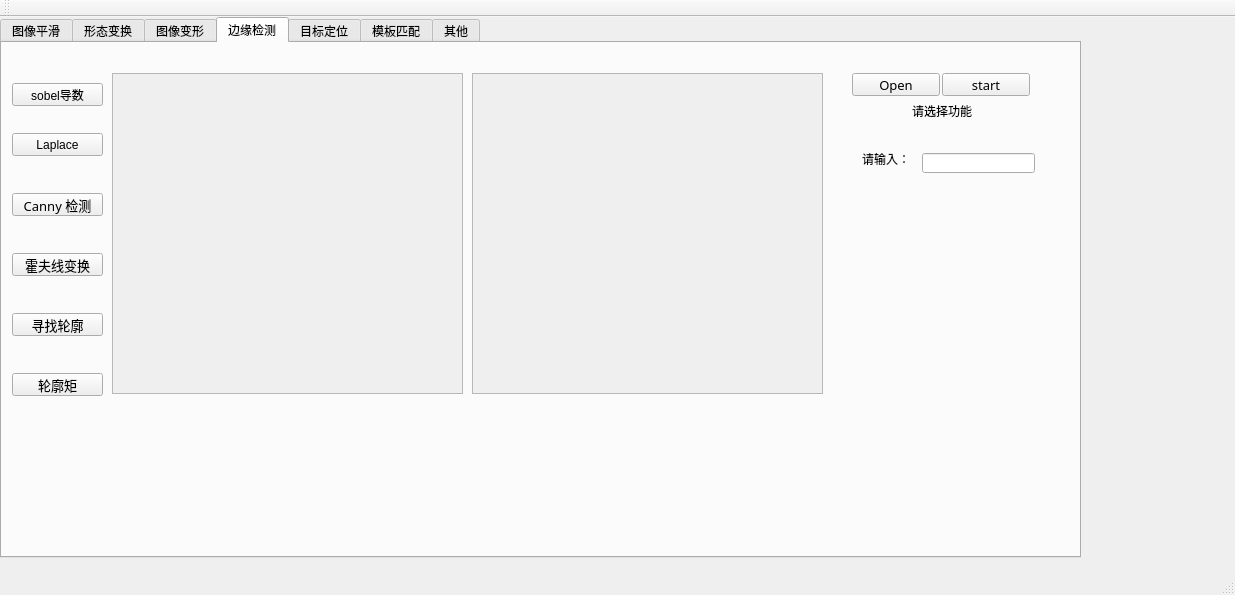
Above: Hi_Opencv/Hi_Opencv/Hi_Opencv.ui from weifenglin/opencv before the change. Below: the same form after it.
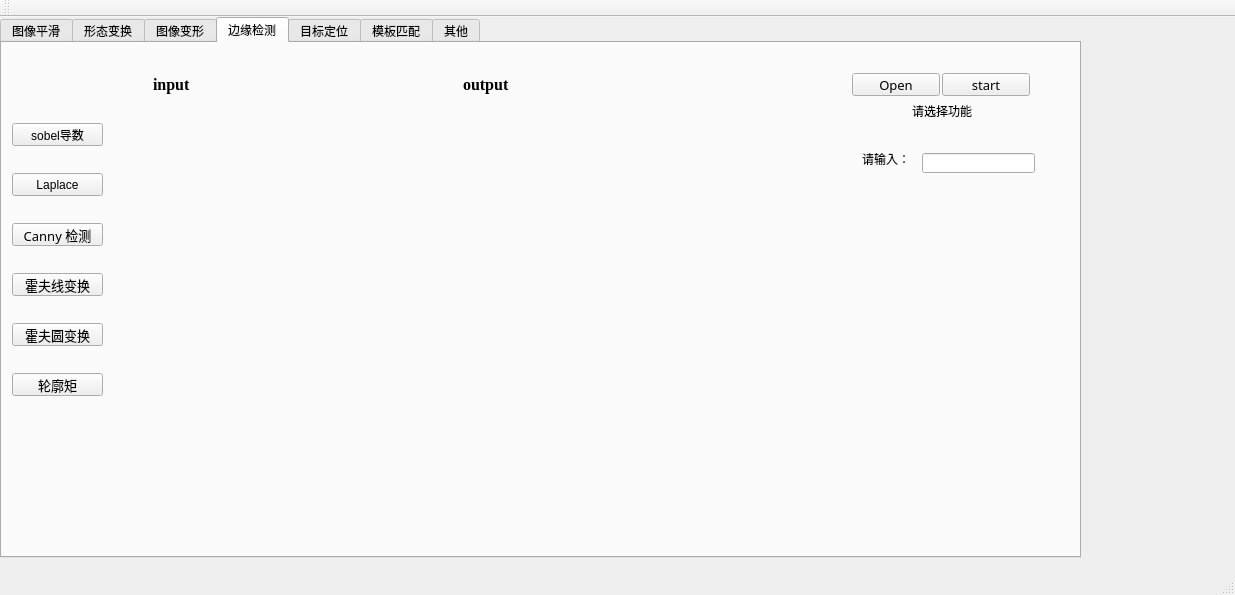
That is the form after the change.

Patch:
```diff
--- a/Hi_Opencv/Hi_Opencv/Hi_Opencv.ui
+++ b/Hi_Opencv/Hi_Opencv/Hi_Opencv.ui
@@ -1391,7 +1391,7 @@
       <property name="geometry">
        <rect>
         <x>10</x>
-        <y>150</y>
+        <y>180</y>
         <width>91</width>
         <height>23</height>
        </rect>
@@ -1410,7 +1410,7 @@
       <property name="geometry">
        <rect>
         <x>10</x>
-        <y>210</y>
+        <y>230</y>
         <width>91</width>
         <height>23</height>
        </rect>
@@ -1425,25 +1425,6 @@
        <string>霍夫线变换</string>
       </property>
      </widget>
-     <widget class="QPushButton" name="pushButton_blur_6">
-      <property name="geometry">
-       <rect>
-        <x>10</x>
-        <y>270</y>
-        <width>91</width>
-        <height>23</height>
-       </rect>
-      </property>
-      <property name="font">
-       <font>
-        <family>楷体</family>
-        <pointsize>10</pointsize>
-       </font>
-      </property>
-      <property name="text">
-       <string>寻找轮廓</string>
-      </property>
-     </widget>
      <widget class="QPushButton" name="pushButton_blur_7">
       <property name="geometry">
        <rect>
@@ -1463,52 +1444,6 @@
        <string>轮廓矩</string>
       </property>
      </widget>
-     <widget class="QScrollArea" name="scrollArea_open31">
-      <property name="geometry">
-       <rect>
-        <x>110</x>
-        <y>30</y>
-        <width>351</width>
-        <height>321</height>
-       </rect>
-      </property>
-      <property name="widgetResizable">
-       <bool>true</bool>
-      </property>
-      <widget class="QWidget" name="scrollAreaWidgetContents">
-       <property name="geometry">
-        <rect>
-         <x>0</x>
-         <y>0</y>
-         <width>349</width>
-         <height>319</height>
-        </rect>
-       </property>
-      </widget>
-     </widget>
-     <widget class="QScrollArea" name="scrollArea_open32">
-      <property name="geometry">
-       <rect>
-        <x>470</x>
-        <y>30</y>
-        <width>351</width>
-        <height>321</height>
-       </rect>
-      </property>
-      <property name="widgetResizable">
-       <bool>true</bool>
-      </property>
-      <widget class="QWidget" name="scrollAreaWidgetContents_2">
-       <property name="geometry">
-        <rect>
-         <x>0</x>
-         <y>0</y>
-         <width>349</width>
-         <height>319</height>
-        </rect>
-       </property>
-      </widget>
-     </widget>
      <widget class="QPushButton" name="pushButton_open_2">
       <property name="geometry">
        <rect>
@@ -1587,7 +1522,7 @@
       <property name="geometry">
        <rect>
         <x>10</x>
-        <y>40</y>
+        <y>80</y>
         <width>91</width>
         <height>23</height>
        </rect>
@@ -1600,7 +1535,7 @@
       <property name="geometry">
        <rect>
         <x>10</x>
-        <y>90</y>
+        <y>130</y>
         <width>91</width>
         <height>23</height>
        </rect>
@@ -1609,6 +1544,135 @@
        <string>Laplace</string>
       </property>
      </widget>
+     <widget class="QPushButton" name="pushButton_blur_8">
+      <property name="geometry">
+       <rect>
+        <x>10</x>
+        <y>280</y>
+        <width>91</width>
+        <height>23</height>
+       </rect>
+      </property>
+      <property name="font">
+       <font>
+        <family>楷体</family>
+        <pointsize>10</pointsize>
+       </font>
+      </property>
+      <property name="text">
+       <string>霍夫圆变换</string>
+      </property>
+     </widget>
+     <widget class="QWidget" name="layoutWidget_15">
+      <property name="geometry">
+       <rect>
+        <x>450</x>
+        <y>20</y>
+        <width>301</width>
+        <height>381</height>
+       </rect>
+      </property>
+      <layout class="QVBoxLayout" name="verticalLayout_20">
+       <item>
+        <widget class="QLabel" name="label_16">
+         <property name="maximumSize">
+          <size>
+           <width>50</width>
+           <height>20</height>
+          </size>
+         </property>
+         <property name="font">
+          <font>
+           <family>Times New Roman</family>
+           <pointsize>12</pointsize>
+           <weight>75</weight>
+           <bold>true</bold>
+          </font>
+         </property>
+         <property name="text">
+          <string>output</string>
+         </property>
+        </widget>
+       </item>
+       <item>
+        <widget class="QLabel" name="label_out_4">
+         <property name="sizePolicy">
+          <sizepolicy hsizetype="Preferred" vsizetype="Preferred">
+           <horstretch>0</horstretch>
+           <verstretch>0</verstretch>
+          </sizepolicy>
+         </property>
+         <property name="minimumSize">
+          <size>
+           <width>0</width>
+           <height>0</height>
+          </size>
+         </property>
+         <property name="text">
+          <string/>
+         </property>
+         <property name="scaledContents">
+          <bool>true</bool>
+         </property>
+        </widget>
+       </item>
+      </layout>
+     </widget>
+     <widget class="QWidget" name="layoutWidget_16">
+      <property name="geometry">
+       <rect>
+        <x>140</x>
+        <y>20</y>
+        <width>301</width>
+        <height>381</height>
+       </rect>
+      </property>
+      <layout class="QVBoxLayout" name="verticalLayout_21">
+       <item>
+        <widget class="QLabel" name="label_17">
+         <property name="maximumSize">
+          <size>
+           <width>50</width>
+           <height>20</height>
+          </size>
+         </property>
+         <property name="font">
+          <font>
+           <family>Times New Roman</family>
+           <pointsize>12</pointsize>
+           <weight>75</weight>
+           <bold>true</bold>
+          </font>
+         </property>
+         <property name="text">
+          <string>input</string>
+         </property>
+        </widget>
+       </item>
+       <item>
+        <widget class="QLabel" name="label_in_4">
+         <property name="sizePolicy">
+          <sizepolicy hsizetype="Preferred" vsizetype="Preferred">
+           <horstretch>0</horstretch>
+           <verstretch>0</verstretch>
+          </sizepolicy>
+         </property>
+         <property name="minimumSize">
+          <size>
+           <width>0</width>
+           <height>0</height>
+          </size>
+         </property>
+         <property name="text">
+          <string/>
+         </property>
+         <property name="scaledContents">
+          <bool>true</bool>
+         </property>
+        </widget>
+       </item>
+      </layout>
+     </widget>
     </widget>
     <widget class="QWidget" name="tab_6">
      <attribute name="title">
```
Left out of the diff: 37 changed lines with no effect on the pictures.
